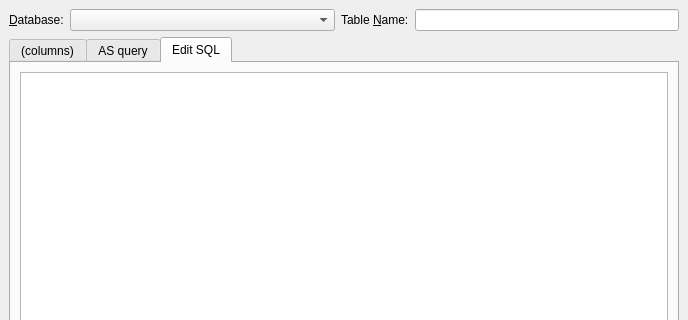
Above: Sqliteman/sqliteman/tableeditordialog.ui from shadybarham/sqliteman before the change; both pictures show x 0 to 688 and y 0 to 320 of the 688 by 587 pixel window. Below: the same form after it.
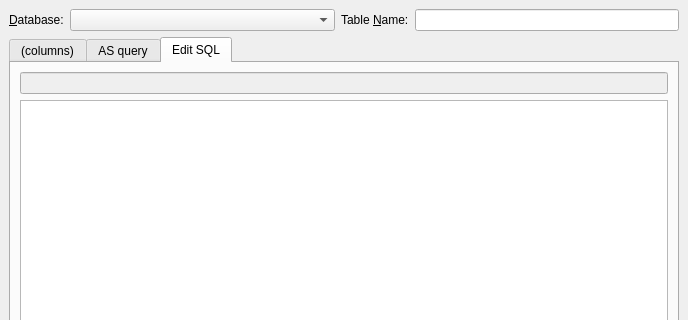
That is the form after the change. The open tabs and pages were chosen to show the change. Custom widgets are drawn as their Qt base class.

What changed in the file:
```diff
--- a/Sqliteman/sqliteman/tableeditordialog.ui
+++ b/Sqliteman/sqliteman/tableeditordialog.ui
@@ -236,9 +236,31 @@
        <property name="spacing">
         <number>6</number>
        </property>
-       <item row="0" column="0">
+       <item row="1" column="0">
         <widget class="SqlEditorWidget" name="textEdit"/>
        </item>
+       <item row="0" column="0">
+        <widget class="QLineEdit" name="firstLine">
+         <property name="enabled">
+          <bool>false</bool>
+         </property>
+         <property name="acceptDrops">
+          <bool>false</bool>
+         </property>
+         <property name="autoFillBackground">
+          <bool>true</bool>
+         </property>
+         <property name="frame">
+          <bool>true</bool>
+         </property>
+         <property name="readOnly">
+          <bool>true</bool>
+         </property>
+         <property name="placeholderText">
+          <string notr="true"/>
+         </property>
+        </widget>
+       </item>
       </layout>
      </widget>
     </widget>
```
